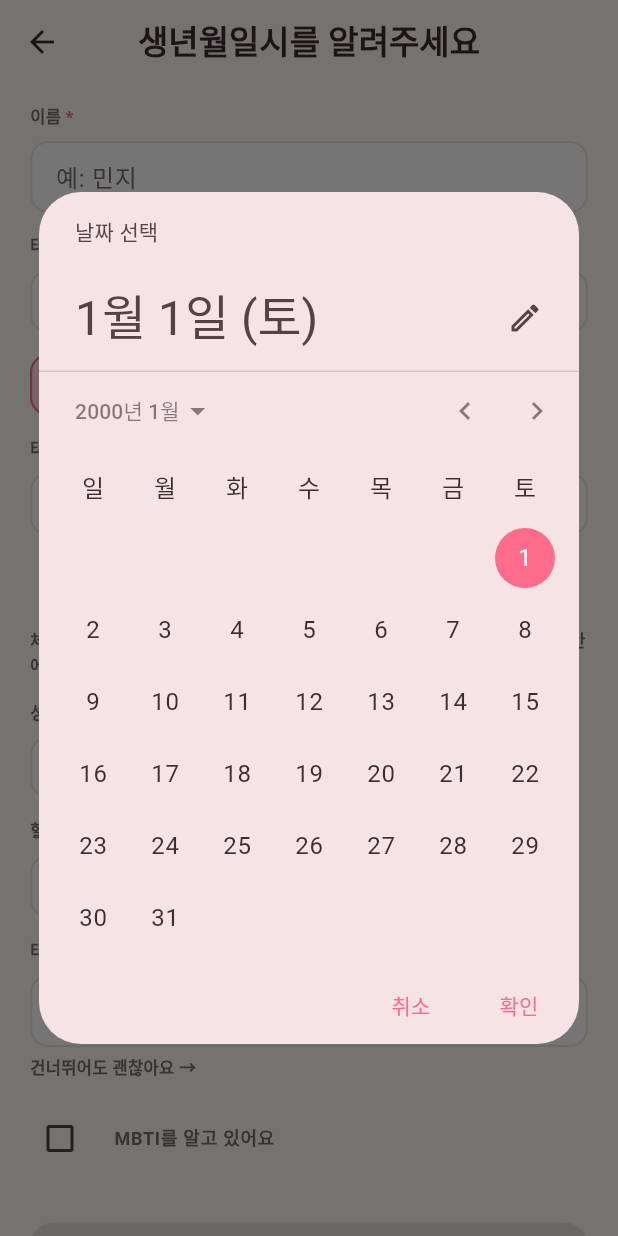
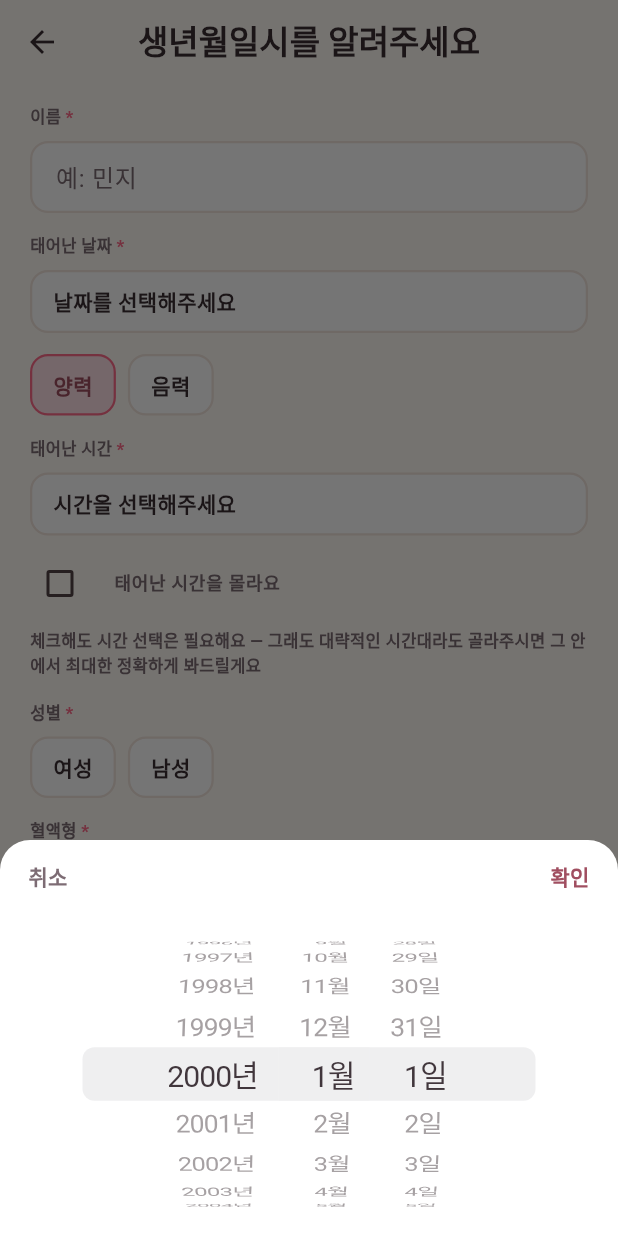
Before and after one commit to beomboo/Cosmos_beomboo, a Flutter app: the BirthInputScreen screen opened by its route, after a tap on "날짜를 선택해주세요", on a phone screen of 412 x 824 dp. Run offline on Flutter 3.47's test engine with Material 3 defaults, Android fonts, the phone set to English and light mode, and no system bars; our stand-ins replace share_plus, shared_preferences; accounts and stored records are empty.

Commit message:
생년월일시 입력: 날짜/시간 피커를 스크롤 휠 방식으로 교체
Material showDatePicker/showTimePicker(팝업 달력·스피너 다이얼로그)를
목업(생년월일 선택 UI — 스크롤 휠 피커) 시안에 맞춰 CupertinoDatePicker
기반 바텀시트로 바꿨다. 공용 헬퍼 showWheelDatePicker/showWheelTimePicker를
새로 만들어 "확인"을 눌러야만 값이 반영되고 "취소"/바깥 탭은 기존과
동일하게 값 미반영으로 동작하며, 앱이 강제 라이트 테마이므로 시트 내부를
CupertinoTheme(light)로 감쌌다. 날짜의 미래 선택 방지 등 기존 제약은
그대로 유지했다.

Co-Authored-By: Claude Sonnet 5 <noreply@anthropic.com>

```diff
--- a/project/lib/features/birth_input/birth_input_screen.dart
+++ b/project/lib/features/birth_input/birth_input_screen.dart
@@ -7,6 +7,7 @@ import '../../core/storage/deep_dive_info_store.dart';
 import '../../shared/widgets/pastel_checkbox_row.dart';
 import '../../shared/widgets/pastel_pill_button.dart';
 import '../../shared/widgets/pastel_toggle_row.dart';
+import '../../shared/widgets/wheel_date_picker_sheet.dart';
 import '../deep_dive/deep_dive_info.dart';
 import 'birth_info.dart';
 
@@ -76,9 +77,13 @@ class _BirthInputScreenState extends State<BirthInputScreen> {
     super.dispose();
   }
 
+  // 2026-07-19: docs/mockups/01-pastel-cute.html "생년월일 선택 UI — 스크롤 휠
+  // 피커로 교체" 시안에 맞춰 Material `showDatePicker`(팝업 달력)를 iOS 스타일
+  // 스크롤 휠 피커(`showWheelDatePicker`, shared/widgets/wheel_date_picker_sheet.dart)로
+  // 바꿨다 — 미래 날짜 선택 방지(firstDate/lastDate) 제약은 그대로 유지한다.
   Future<void> _pickDate() async {
     final now = DateTime.now();
-    final picked = await showDatePicker(
+    final picked = await showWheelDatePicker(
       context: context,
       // 아직 선택한 값이 없으면(null) 피커의 초기 위치만 합리적인 기본값으로 잡는다 —
       // 사용자가 실제로 확인을 눌러야만 아래 setState에서 _birthDate에 반영된다.
@@ -86,7 +91,7 @@ class _BirthInputScreenState extends State<BirthInputScreen> {
       firstDate: DateTime(1900),
       lastDate: now,
     );
-    // 다이얼로그가 떠 있는 동안(await 구간) 이 화면이 사라질 수 있다 — 다른 비동기
+    // 시트가 떠 있는 동안(await 구간) 이 화면이 사라질 수 있다 — 다른 비동기
     // 메서드(_submit() 등)와 같은 이유로 방어한다(2026-07-11 발견, 이 화면의 두 피커
     // 메서드만 이 가드가 빠져 있었음 — 정확한 경쟁 상태 재현은 위젯 테스트로는
     // 결정적으로 만들기 어려워 값 검증 테스트 없이 기존 관례에 맞춰 방어만 추가함).
@@ -96,8 +101,10 @@ class _BirthInputScreenState extends State<BirthInputScreen> {
     }
   }
 
+  // 2026-07-19: 위 _pickDate와 같은 이유로 Material `showTimePicker`(스피너/다이얼
+  // 다이얼로그)를 스크롤 휠 피커(`showWheelTimePicker`)로 교체했다.
   Future<void> _pickTime() async {
-    final picked = await showTimePicker(
+    final picked = await showWheelTimePicker(
       context: context,
       // _pickDate와 같은 이유 — 초기 위치만 잡을 뿐 실제 반영은 사용자의 확인 이후.
       initialTime: _birthTime ?? const TimeOfDay(hour: 14, minute: 30),
--- /dev/null
+++ b/project/lib/shared/widgets/wheel_date_picker_sheet.dart
@@ -0,0 +1,121 @@
+import 'package:flutter/cupertino.dart';
+import 'package:flutter/material.dart';
+
+import '../../app/theme/app_colors.dart';
+
+/// 태어난 날짜를 고르는 3열(연/월/일) 스크롤 휠 피커 바텀시트를 띄운다.
+/// docs/mockups/01-pastel-cute.html "생년월일 선택 UI — 스크롤 휠 피커로 교체" 시안대로,
+/// 기존 "숫자 pill 3개 → 팝업 달력"(`showDatePicker`) 방식을 대신한다. 휠을 아무리
+/// 돌려도 하단 "확인"을 눌러야만 그 값이 실제로 반영되고, "취소"를 누르거나 시트
+/// 바깥을 탭해 닫으면 null을 반환해 기존 값을 그대로 유지한다(기존 `showDatePicker`와
+/// 동일한 동작 — birth_input_screen.dart의 `_pickDate`가 반환값이 null이 아닐 때만
+/// setState하는 이유).
+Future<DateTime?> showWheelDatePicker({
+  required BuildContext context,
+  required DateTime initialDate,
+  required DateTime firstDate,
+  required DateTime lastDate,
+}) {
+  return _showWheelPickerSheet<DateTime>(
+    context: context,
+    initialValue: initialDate,
+    pickerHeight: 216,
+    pickerBuilder: (value, onChanged) => CupertinoDatePicker(
+      mode: CupertinoDatePickerMode.date,
+      initialDateTime: value,
+      minimumDate: firstDate,
+      maximumDate: lastDate,
+      onDateTimeChanged: onChanged,
+    ),
+  );
+}
+
+/// 태어난 시간을 고르는 2열(시/분) 스크롤 휠 피커 바텀시트를 띄운다. 위
+/// [showWheelDatePicker]와 동일하게 "확인"을 눌러야만 값이 반영된다.
+Future<TimeOfDay?> showWheelTimePicker({
+  required BuildContext context,
+  required TimeOfDay initialTime,
+}) async {
+  // CupertinoDatePicker(time 모드)는 DateTime을 다루므로, 시/분만 의미 있는
+  // TimeOfDay를 감싸기 위해 임의의 기준 날짜(오늘)를 붙였다가 반환값에서 다시
+  // 시/분만 뽑아낸다 — 날짜 부분은 어차피 쓰이지 않는다.
+  final now = DateTime.now();
+  final initialDateTime = DateTime(now.year, now.month, now.day, initialTime.hour, initialTime.minute);
+  final picked = await _showWheelPickerSheet<DateTime>(
+    context: context,
+    initialValue: initialDateTime,
+    pickerHeight: 216,
+    pickerBuilder: (value, onChanged) => CupertinoDatePicker(
+      mode: CupertinoDatePickerMode.time,
+      initialDateTime: value,
+      onDateTimeChanged: onChanged,
+    ),
+  );
+  if (picked == null) return null;
+  return TimeOfDay(hour: picked.hour, minute: picked.minute);
+}
+
+/// [showWheelDatePicker]/[showWheelTimePicker]가 함께 쓰는 바텀시트 뼈대.
+/// `CupertinoDatePicker`는 기기의 시스템 라이트/다크 모드를 따라가는데, 이 앱은
+/// `main.dart`(`themeMode: ThemeMode.light`)에서 항상 밝은 파스텔 톤만 쓰기로
+/// 고정했다 — 감싸지 않으면 기기가 다크 모드일 때 이 시트만 어두운 iOS 기본 톤으로
+/// 나와 나머지 화면과 어긋난다. `CupertinoTheme`으로 명시적으로 라이트 톤을 강제한다.
+Future<T?> _showWheelPickerSheet<T>({
+  required BuildContext context,
+  required T initialValue,
+  required double pickerHeight,
+  required Widget Function(T value, ValueChanged<T> onChanged) pickerBuilder,
+}) {
+  var current = initialValue;
+  return showModalBottomSheet<T>(
+    context: context,
+    backgroundColor: AppColors.bgCard,
+    shape: const RoundedRectangleBorder(
+      borderRadius: BorderRadius.vertical(top: Radius.circular(20)),
+    ),
+    builder: (sheetContext) {
+      return SafeArea(
+        top: false,
+        child: Column(
+          mainAxisSize: MainAxisSize.min,
+          children: [
+            Row(
+              mainAxisAlignment: MainAxisAlignment.spaceBetween,
+              children: [
+                TextButton(
+                  // 취소 — 아무 값도 반영하지 않고 시트만 닫는다(시트 바깥을 탭해
+                  // 닫는 것과 동일한 동작).
+                  onPressed: () => Navigator.of(sheetContext).pop(),
+                  child: const Text(
+                    '취소',
+                    style: TextStyle(fontWeight: FontWeight.w700, color: AppColors.inkSoft),
+                  ),
+                ),
+                TextButton(
+                  // 확인 — 여기까지 휠로 맞춰온 현재 값을 실제로 반영한다.
+                  onPressed: () => Navigator.of(sheetContext).pop(current),
+                  child: const Text(
+                    '확인',
+                    style: TextStyle(fontWeight: FontWeight.w800, color: AppColors.accentText),
+                  ),
+                ),
+              ],
+            ),
+            SizedBox(
+              height: pickerHeight,
+              child: CupertinoTheme(
+                data: const CupertinoThemeData(
+                  brightness: Brightness.light,
+                  textTheme: CupertinoTextThemeData(
+                    dateTimePickerTextStyle: TextStyle(fontSize: 18, color: AppColors.ink),
+                  ),
+                ),
+                child: pickerBuilder(current, (value) => current = value),
+              ),
+            ),
+          ],
+        ),
+      );
+    },
+  );
+}
```
